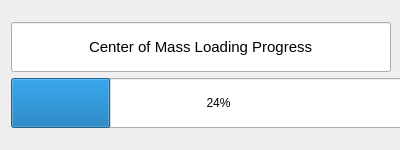
Qt form fpd_explorer/res/loadingboxCenterOfMass.ui (CS26-FPD-Explorer/FPD-Explorer) before a commit.
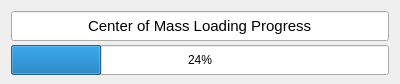
The same form after that commit.

Commit message: Loading Bar Now Works Loading bar for center of mass works due to changes in custom_widgets.py Qrunnable needed a thread to work as well as in center_of_mass.py

Diff of the .ui file:
```diff
--- a/fpd_explorer/res/loadingboxCenterOfMass.ui
+++ b/fpd_explorer/res/loadingboxCenterOfMass.ui
@@ -7,42 +7,43 @@
     <x>0</x>
     <y>0</y>
     <width>400</width>
-    <height>150</height>
+    <height>84</height>
    </rect>
   </property>
+  <property name="sizePolicy">
+   <sizepolicy hsizetype="Fixed" vsizetype="Fixed">
+    <horstretch>0</horstretch>
+    <verstretch>0</verstretch>
+   </sizepolicy>
+  </property>
   <property name="minimumSize">
    <size>
     <width>400</width>
-    <height>144</height>
+    <height>50</height>
    </size>
   </property>
   <property name="maximumSize">
    <size>
     <width>400</width>
-    <height>150</height>
+    <height>84</height>
    </size>
   </property>
   <property name="windowTitle">
    <string>Dialog</string>
   </property>
-  <layout class="QGridLayout" name="gridLayout">
-   <item row="1" column="0">
-    <layout class="QGridLayout" name="gridLayout_6">
-     <property name="verticalSpacing">
-      <number>6</number>
-     </property>
-     <item row="0" column="1">
+  <layout class="QVBoxLayout" name="verticalLayout">
+   <item>
       <widget class="QLineEdit" name="lineEdit">
        <property name="sizePolicy">
-        <sizepolicy hsizetype="Fixed" vsizetype="Fixed">
+      <sizepolicy hsizetype="Expanding" vsizetype="Fixed">
          <horstretch>0</horstretch>
          <verstretch>0</verstretch>
         </sizepolicy>
        </property>
        <property name="minimumSize">
         <size>
-         <width>380</width>
-         <height>50</height>
+       <width>10</width>
+       <height>30</height>
         </size>
        </property>
        <property name="font">
@@ -61,7 +62,7 @@
        </property>
       </widget>
      </item>
-     <item row="1" column="1">
+   <item>
       <widget class="QProgressBar" name="centerProgress">
        <property name="sizePolicy">
         <sizepolicy hsizetype="Expanding" vsizetype="Fixed">
@@ -71,16 +72,14 @@
        </property>
        <property name="minimumSize">
         <size>
-         <width>415</width>
-         <height>50</height>
+       <width>10</width>
+       <height>30</height>
         </size>
        </property>
        <property name="value">
         <number>24</number>
        </property>
       </widget>
-     </item>
-    </layout>
    </item>
   </layout>
  </widget>
```
Left out of the diff: 2 changed lines with no effect on the pictures. Lines whose indentation alone changed are shown as unchanged. The commit also changes 2 other files.
